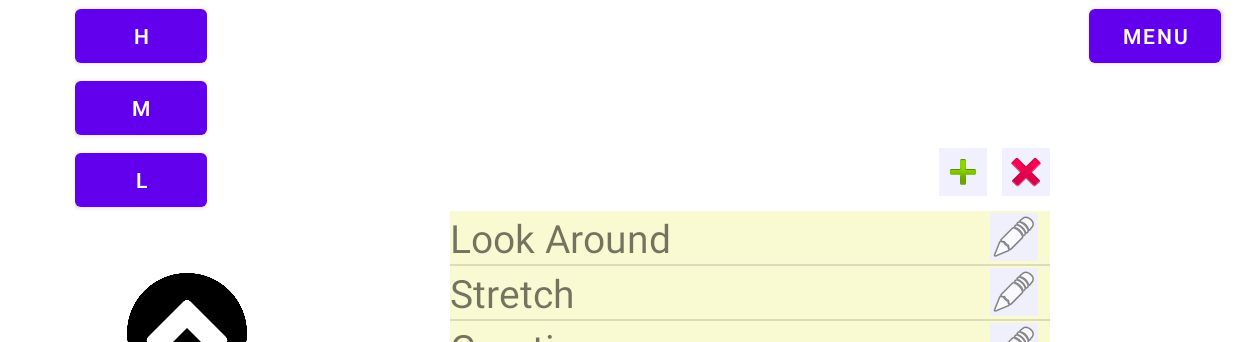
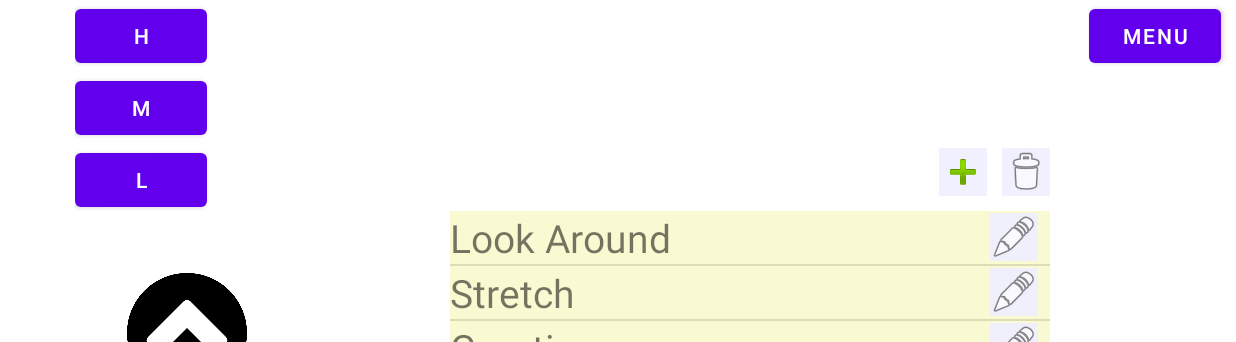
Before and after one commit to seagochen/PetoiControllerKotlin, an Android app: the screen it shows after launch (MainActivity), on a phone screen of 824 x 412 dp (held sideways). Shown: the top 342 px of the screen. Run offline under Robolectric (Android 15) with nearby library versions, the phone set to English and light mode, and no system bars.

Commit message:
motion list of main view is able to delete item(s)

```diff
--- a/app/src/main/java/com/petoi/kotlin/android/app/MainActivity.kt
+++ b/app/src/main/java/com/petoi/kotlin/android/app/MainActivity.kt
@@ -10,6 +10,7 @@ import android.widget.Button
 import android.widget.ImageButton
 import android.widget.ListView
 import androidx.annotation.RequiresApi
+import androidx.core.content.ContextCompat
 import com.petoi.kotlin.android.app.bluetooth.BluetoothBasedActivity
 import com.petoi.kotlin.android.app.database.DatabaseHelper
 import com.petoi.kotlin.android.app.widgets.MainPopupMenu
@@ -20,15 +21,16 @@ enum class KineState {
 }
 
 enum class MotionItemState {
-    EDIT, DELETE
+    NORMAL, DELETE
 }
 
 @RequiresApi(Build.VERSION_CODES.LOLLIPOP)
 class MainActivity : BluetoothBasedActivity() {
 
     private var kinestate: KineState = KineState.NORMAL
-    private var itemState: MotionItemState = MotionItemState.EDIT
+    private var itemState: MotionItemState = MotionItemState.NORMAL
     private val sqliteDB = DatabaseHelper(this)
+    private lateinit var editAdapter: MotionEditorAdapter
 
     // 绑定弹出菜单
     private fun bindPopupMenu() {
@@ -196,7 +198,22 @@ class MainActivity : BluetoothBasedActivity() {
             startActivity(intent)
         }
         btnRmv.setOnClickListener {
-            itemState = MotionItemState.DELETE
+            if (itemState == MotionItemState.NORMAL) {
+                // update the status
+                itemState = MotionItemState.DELETE
+
+                // change the image icon
+                (it as ImageButton).setImageDrawable(ContextCompat.getDrawable(this,
+                    android.R.drawable.ic_menu_close_clear_cancel))
+
+            } else if (itemState == MotionItemState.DELETE) {
+                // update the status
+                itemState = MotionItemState.NORMAL
+
+                // change the image icon
+                (it as ImageButton).setImageDrawable(ContextCompat.getDrawable(this,
+                    android.R.drawable.ic_menu_delete))
+            }
         }
     }
 
@@ -206,9 +223,24 @@ class MainActivity : BluetoothBasedActivity() {
         // 从数据库中读取全部数据
         val items = sqliteDB.items()
         if (items.size > 0) {
-            val editAdapter = MotionEditorAdapter(this@MainActivity, items)
+            editAdapter = MotionEditorAdapter(this@MainActivity, items)
             motionList.adapter = editAdapter
+        }
 
+        // 内容事件点击
+        motionList.setOnItemClickListener { parent, view, position, id ->
+            when(itemState) {
+
+                // 删除指令
+                MotionItemState.DELETE -> {
+                    editAdapter.remove(position)
+                }
+
+                // 发送指令
+                MotionItemState.NORMAL -> {
+                    //TODO
+                }
+            }
         }
     }
 
--- a/app/src/main/java/com/petoi/kotlin/android/app/widgets/MotionEditorAdapter.kt
+++ b/app/src/main/java/com/petoi/kotlin/android/app/widgets/MotionEditorAdapter.kt
@@ -14,14 +14,14 @@ open class MotionEditorAdapter(
     context: Context,
     data: List<Pair<String, String>>): BaseAdapter() {
 
-    private var commands: List<Pair<String, String>>
+    private var commands: MutableList<Pair<String, String>>
     private var context: Context
     private var layoutInflater: LayoutInflater
 
     // 构造函数初始化数据
     init {
         this.context = context
-        commands = data
+        commands = data as MutableList<Pair<String, String>>
         layoutInflater = LayoutInflater.from(context)
     }
 
@@ -66,7 +66,14 @@ open class MotionEditorAdapter(
                 context.startActivity(intent)
             }
         }
-
         return row
     }
+
+    fun remove(position: Int) {
+        if (commands.size > 0) {
+            commands.removeAt(position)
+        }
+
+        notifyDataSetChanged()
+    }
 }
--- a/app/src/main/res/layout/activity_main.xml
+++ b/app/src/main/res/layout/activity_main.xml
@@ -143,7 +143,7 @@
                     android:layout_marginStart="10dp"
                     android:scaleType="fitXY"
                     android:background="@color/little_gray"
-                    android:src="@android:drawable/ic_delete"
+                    android:src="@android:drawable/ic_menu_delete"
                     android:contentDescription="@string/ibt_main_remove" />
             </LinearLayout>
 
--- a/app/src/main/res/layout/layout_main_motionlist.xml
+++ b/app/src/main/res/layout/layout_main_motionlist.xml
@@ -2,11 +2,13 @@
 <LinearLayout xmlns:android="http://schemas.android.com/apk/res/android"
     android:layout_width="wrap_content"
     android:layout_height="wrap_content"
+    android:descendantFocusability="blocksDescendants"
     android:orientation="horizontal">
 
     <TextView
         android:id="@+id/tv_main_motion_list_text"
         android:layout_width="300dp"
+        android:focusable="false"
         android:layout_height="wrap_content"
         android:layout_gravity="start"
         android:text="@string/lb_motion_name"
```
